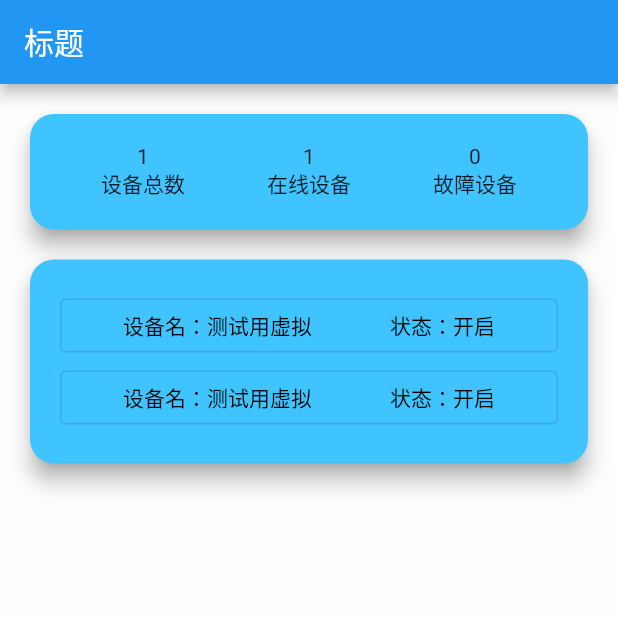
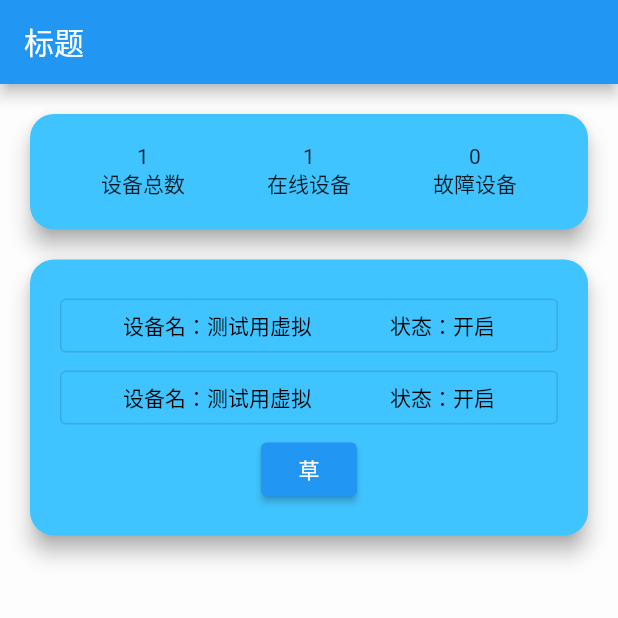
Before and after one commit to sdadgz/dmp_flutter, a Flutter app: the screen it shows after launch, on a phone screen of 412 x 824 dp, the top half of it. Run offline on Flutter 3.47's test engine with Material 2 defaults, Android fonts, the phone set to English and light mode, and no system bars; our stand-ins replace go_router, logger; missing offline and left inert: udp.

Commit message:
接收udp信息

```diff
--- a/lib/pages/home.dart
+++ b/lib/pages/home.dart
@@ -1,4 +1,6 @@
 import 'package:demo/compoments/common/card.dart';
+import 'package:demo/compoments/common/log.dart';
+import 'package:demo/compoments/common/udp.dart';
 import 'package:demo/compoments/dmp/dmp_button.dart';
 import 'package:demo/compoments/home/devices_info.dart';
 import 'package:demo/pages/dmp.dart';
@@ -38,10 +40,16 @@ class _HomeState extends State<Home> {
                 ),
                 SCard(
                   child: Column(
-                    children: const [
+                    children: [
                       // todo udp获取数据
-                      DevicesDetails(nameCode: 0, devicesState: 1),
-                      DevicesDetails(nameCode: 0, devicesState: 1),
+                      const DevicesDetails(nameCode: 0, devicesState: 1),
+                      const DevicesDetails(nameCode: 0, devicesState: 1),
+                      ElevatedButton(
+                        onPressed: () async {
+                          Udp.receive(() {});
+                        },
+                        child: const Text("草"),
+                      )
                     ],
                   ),
                 ),
@@ -50,4 +58,9 @@ class _HomeState extends State<Home> {
       ),
     );
   }
+
+  @override
+  void initState() {
+    super.initState();
+  }
 }
```
Also changed, not shown: lib/compoments/common/udp.dart (+17 -0 lines), lib/compoments/home/constant.dart (+7 -0 lines), 2 other files.
